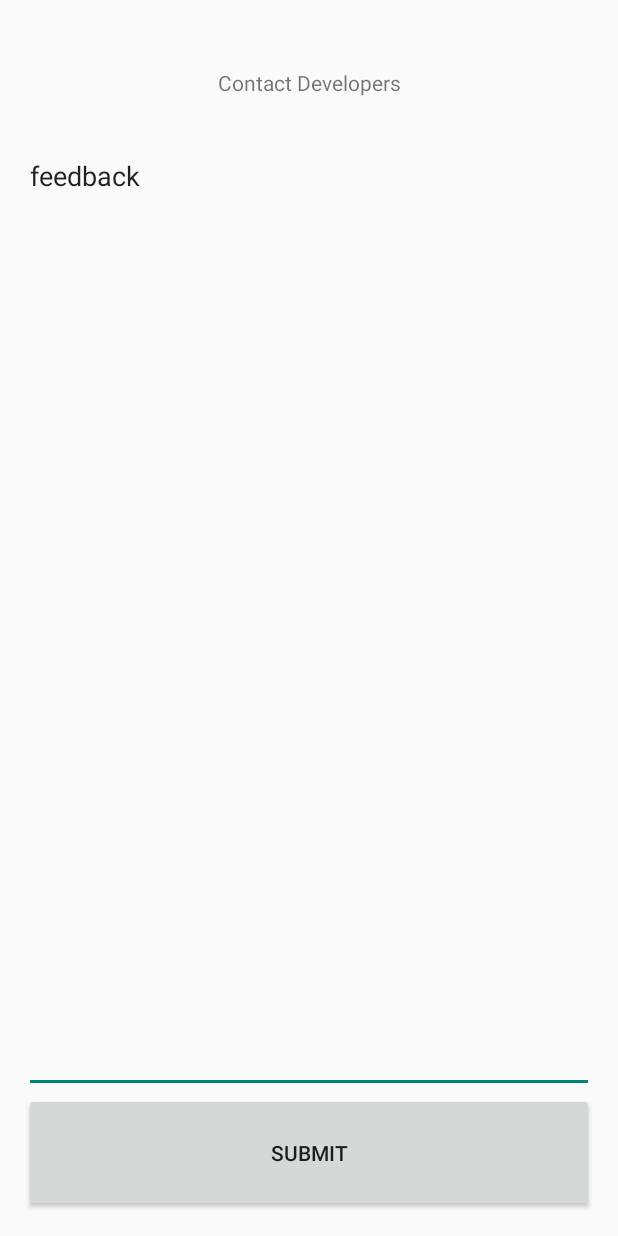
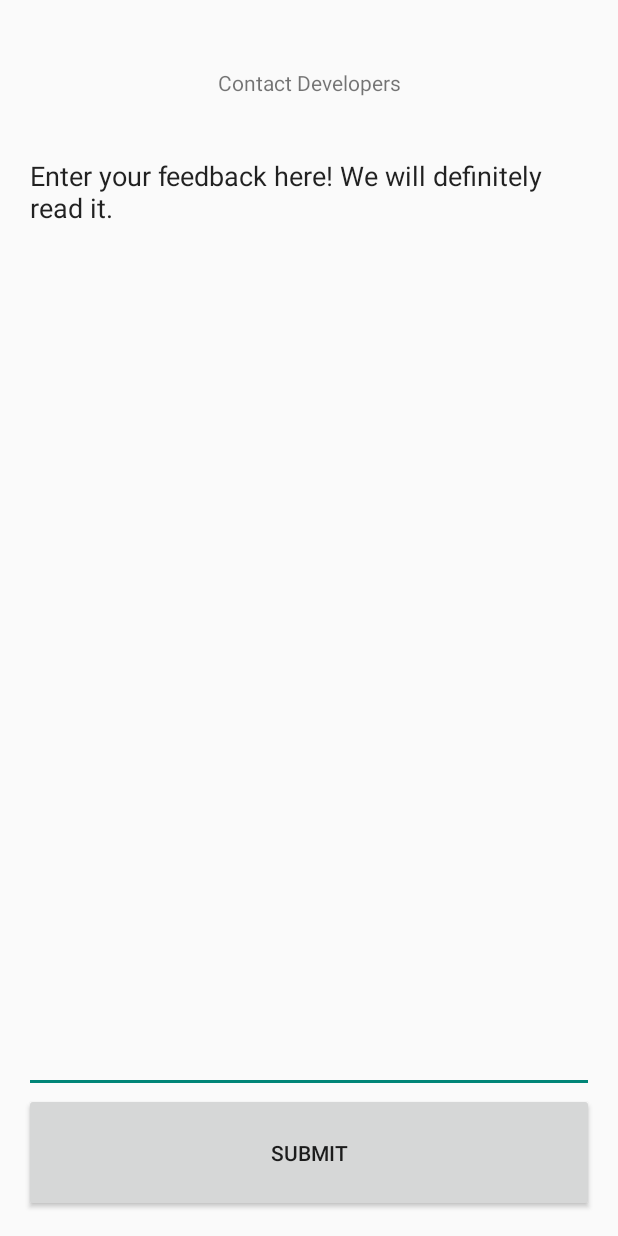
Before and after one commit to wmcrain/MemesForFriends, an Android app: the UserContactDevs screen opened directly, with no data from a screen before it, on a phone screen of 412 x 824 dp. Run offline under Robolectric (Android 15) with nearby library versions, the phone set to English and light mode, and no system bars.

Commit message:
Fixing layouts, populating MeetupSearch with stubs (poor layout), added ContactDevs semi-functionality.

```diff
--- a/app/app/src/main/java/com/dhrw/sitwithus/BlockListActivity.java
+++ b/app/app/src/main/java/com/dhrw/sitwithus/BlockListActivity.java
@@ -18,7 +18,7 @@ import java.util.List;
 import com.dhrw.sitwithus.data.Profile;
 
 import android.widget.Button;
-
+//crashing
 
 public class BlockListActivity extends Activity {
 
--- a/app/app/src/main/java/com/dhrw/sitwithus/FriendListActivity.java
+++ b/app/app/src/main/java/com/dhrw/sitwithus/FriendListActivity.java
@@ -1,8 +1,5 @@
 package com.dhrw.sitwithus;
 
-/**
- * Created by Hazem on 11/9/17.
- */
 import android.app.Activity;
 import android.content.Intent;
 import android.os.Bundle;
--- a/app/app/src/main/java/com/dhrw/sitwithus/UserContactDevs.java
+++ b/app/app/src/main/java/com/dhrw/sitwithus/UserContactDevs.java
@@ -1,14 +1,51 @@
 package com.dhrw.sitwithus;
 
 import android.app.Activity;
+import android.content.Intent;
 import android.os.Bundle;
+import android.view.Gravity;
+import android.view.MotionEvent;
+import android.widget.Button;
+import android.widget.LinearLayout;
+import android.widget.PopupWindow;
+import android.view.LayoutInflater;
+import android.view.View;
 
 
 public class UserContactDevs extends Activity {
+
     @Override
     protected void onCreate(Bundle savedInstanceState) {
         super.onCreate(savedInstanceState);
         setContentView(R.layout.activity_contact_devs);
+
+        Button submit = (Button) findViewById(R.id.submitDevs);
+        submit.setOnClickListener(new View.OnClickListener() {
+            @Override
+            public void onClick(View v) {
+                Intent myIntent = new Intent(UserContactDevs.this, AccountManageActivity.class);
+                startActivityForResult(myIntent, 0);
+            }
+        });
+
     }
-
+/*
+    public void onButtonShowPopup(View view) {
+        LinearLayout mainlayout = (LinearLayout) findViewById(R.layout.activity_contact_devs);
+        LayoutInflater inflater = (LayoutInflater) getSystemService(LAYOUT_INFLATER_SERVICE);
+        View popupView = inflater.inflate(R.layout.fragment_subconfirm, null);
+        int width = LinearLayout.LayoutParams.WRAP_CONTENT;
+        int height = LinearLayout.LayoutParams.WRAP_CONTENT;
+        boolean focusable = true;
+        final PopupWindow popupWindow = new PopupWindow(popupView, width, height, focusable);
+        popupWindow.showAtLocation(mainlayout, Gravity.CENTER, 0, 0);
+        popupView.setOnTouchListener(new View.OnTouchListener() {
+            @Override
+            public boolean onTouch(View v, MotionEvent event) {
+                popupWindow.dismiss();
+                return true;
+            }
+        });
+    }
+*/
 }
--- a/app/app/src/main/res/layout/activity_contact_devs.xml
+++ b/app/app/src/main/res/layout/activity_contact_devs.xml
@@ -35,11 +35,11 @@
             android:layout_width="match_parent"
             android:layout_height="match_parent"
             android:ems="10"
-            android:text="feedback"
             android:gravity="top"
             android:inputType="textCapSentences|textMultiLine"
-            android:maxLength ="500"
-            android:scrollHorizontally="false"/>
+            android:maxLength="500"
+            android:scrollHorizontally="false"
+            android:text="Enter your feedback here! We will definitely read it." />
 
     </LinearLayout>
 
@@ -49,7 +49,7 @@
         android:layout_weight = ".1">
 
         <Button
-            android:id="@+id/matchingSearchPending"
+            android:id="@+id/submitDevs"
             android:layout_width="match_parent"
             android:layout_height="match_parent"
             android:text="SUBMIT" />
```
Also changed, not shown: app/app/src/main/java/com/dhrw/sitwithus/MeetupSearchActivity.java (+29 -9 lines), app/app/src/main/java/com/dhrw/sitwithus/data/MeetupStub.java (added, +28 -0 lines), app/app/src/main/res/layout/fragment_subconfirm.xml (added, +27 -0 lines), app/app/src/main/res/layout/view_match_entry.xml (+3 -11 lines).
